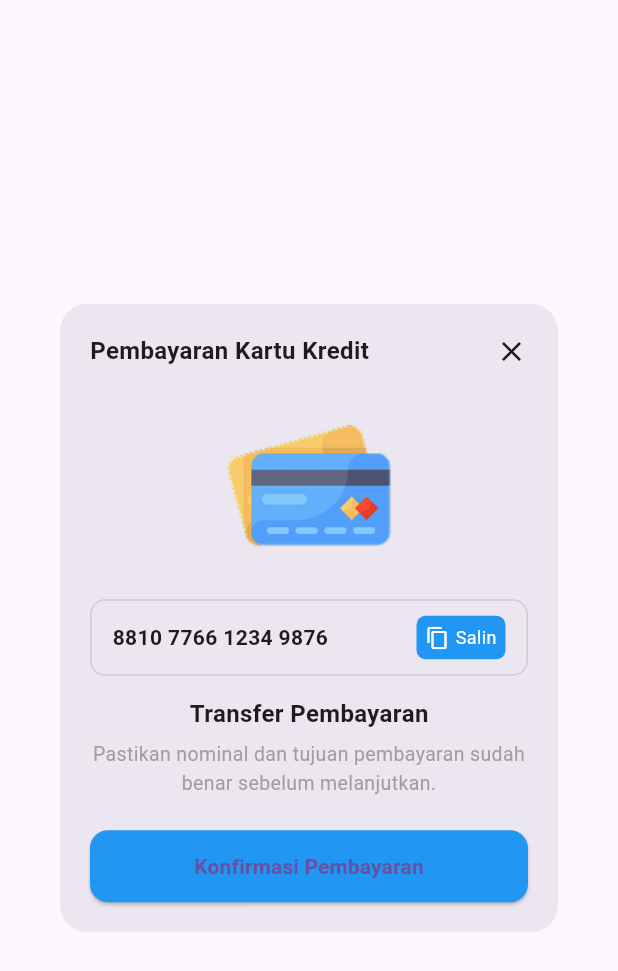
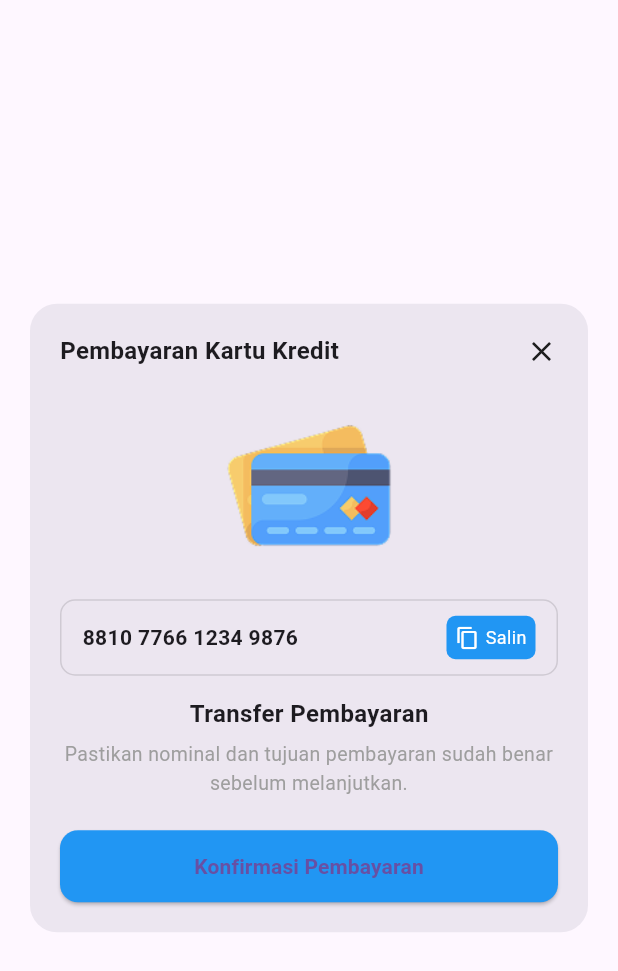
Before and after one commit to muhamadtegarputrapratama/myticketapp, a Flutter app: the DialogKartuKredit widget shown alone on an empty page, opened directly with empty values, on a phone screen of 412 x 824 dp. Shown: the top 971 px of the screen. Run offline on Flutter 3.47's test engine with Material 3 defaults, Android fonts, the phone set to English and light mode, and no system bars.

Commit message:
final update2

```diff
--- a/lib/dialog_kartu_kredit.dart
+++ b/lib/dialog_kartu_kredit.dart
@@ -27,14 +27,21 @@ class _DialogKartuKreditState extends State<DialogKartuKredit> {
   @override
   Widget build(BuildContext context) {
     return Dialog(
+      insetPadding: const EdgeInsets.symmetric(horizontal: 20, vertical: 24),
       shape: RoundedRectangleBorder(
         borderRadius: BorderRadius.circular(18),
       ),
+      child: ConstrainedBox(
+        constraints: const BoxConstraints(
+          maxWidth: 420,
+        ),
+        child: SingleChildScrollView(
           child: Padding(
             padding: const EdgeInsets.all(20),
             child: Column(
               mainAxisSize: MainAxisSize.min,
               children: [
+                /// HEADER
                 Row(
                   mainAxisAlignment: MainAxisAlignment.spaceBetween,
                   children: [
@@ -54,6 +61,7 @@ class _DialogKartuKreditState extends State<DialogKartuKredit> {
 
                 const SizedBox(height: 20),
 
+                /// IMAGE
                 Image.asset(
                   "assets/images/card.png",
                   height: 120,
@@ -62,7 +70,8 @@ class _DialogKartuKreditState extends State<DialogKartuKredit> {
                 const SizedBox(height: 14),
 
                 Container(
-              padding: const EdgeInsets.symmetric(horizontal: 14, vertical: 10),
+                  padding:
+                      const EdgeInsets.symmetric(horizontal: 14, vertical: 10),
                   decoration: BoxDecoration(
                     border: Border.all(color: Colors.black12),
                     borderRadius: BorderRadius.circular(10),
@@ -72,7 +81,9 @@ class _DialogKartuKreditState extends State<DialogKartuKredit> {
                       Expanded(
                         child: Text(
                           nomorKartu,
-                      style: const TextStyle(fontWeight: FontWeight.bold),
+                          style: const TextStyle(
+                            fontWeight: FontWeight.bold,
+                          ),
                         ),
                       ),
                       GestureDetector(
@@ -101,7 +112,7 @@ class _DialogKartuKreditState extends State<DialogKartuKredit> {
                             ],
                           ),
                         ),
-                  )
+                      ),
                     ],
                   ),
                 ),
@@ -110,7 +121,10 @@ class _DialogKartuKreditState extends State<DialogKartuKredit> {
 
                 const Text(
                   "Transfer Pembayaran",
-              style: TextStyle(fontSize: 16, fontWeight: FontWeight.w600),
+                  style: TextStyle(
+                    fontSize: 16,
+                    fontWeight: FontWeight.w600,
+                  ),
                 ),
 
                 const SizedBox(height: 6),
@@ -122,7 +136,6 @@ class _DialogKartuKreditState extends State<DialogKartuKredit> {
                 ),
 
                 const SizedBox(height: 22),
-
 
                 SizedBox(
                   width: double.infinity,
@@ -151,6 +164,8 @@ class _DialogKartuKreditState extends State<DialogKartuKredit> {
                   ),
                 ),
               ],
+            ),
+          ),
         ),
       ),
     );
```
Lines whose indentation alone changed are shown as unchanged.
